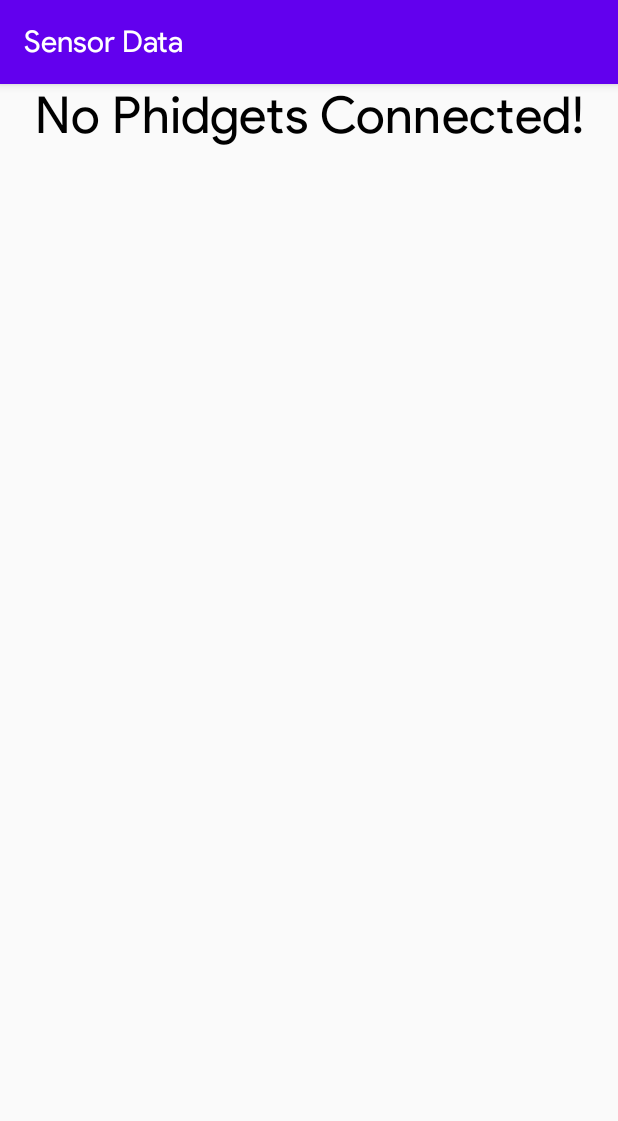
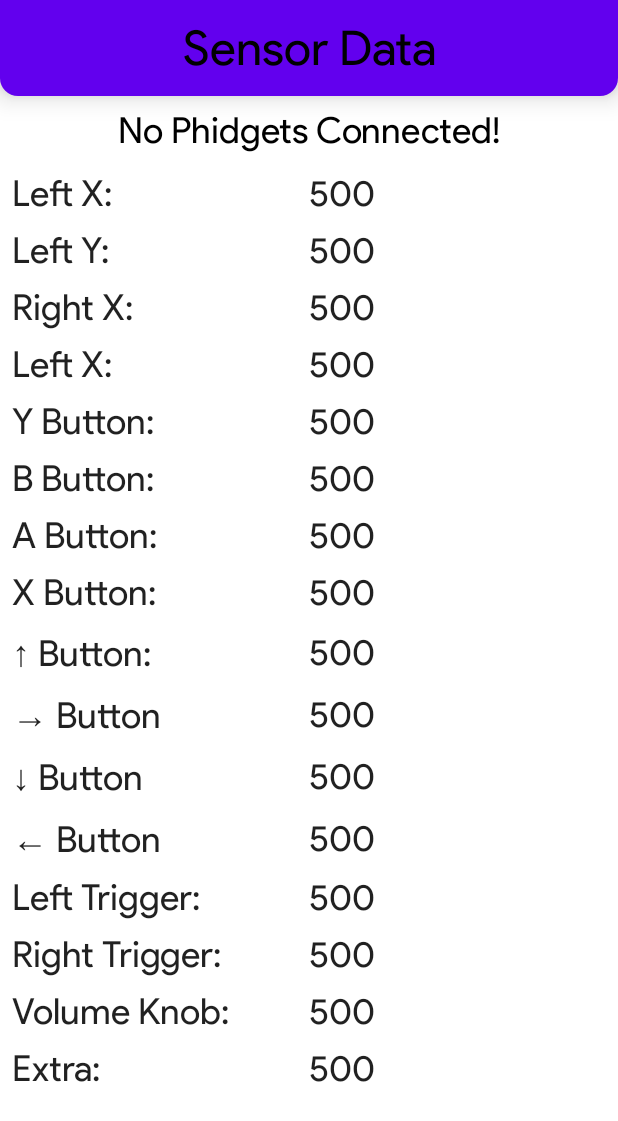
Before and after one commit to basshelal/PhidgetsController, an Android app: the screen it shows after launch (MainActivity), after a tap on "Sensor Data", on a phone screen of 412 x 824 dp. Shown: the top 1121 px of the screen. Run offline under Robolectric (Android 15) with nearby library versions, the phone set to English and light mode, and no system bars; our stand-ins replace RxJava; libraries missing offline, so code that uses them is left out: org.jetbrains.anko; 13 statements that could not run were skipped.

Commit message:
Sexy UI because this app says I'm sexy and I know it :P

```diff
--- /dev/null
+++ b/app/src/main/java/uk/whitecrescent/phidgetscontroller/AppBar.kt
@@ -0,0 +1,72 @@
+@file:Suppress("NOTHING_TO_INLINE", "OVERRIDE_BY_INLINE")
+
+package uk.whitecrescent.waqti.frontend.customview
+
+import android.content.Context
+import android.graphics.Color
+import android.os.Build
+import android.util.AttributeSet
+import android.view.View
+import android.widget.FrameLayout
+import android.widget.TextView
+import com.google.android.material.shape.CornerFamily
+import com.google.android.material.shape.MaterialShapeDrawable
+import com.google.android.material.shape.ShapeAppearanceModel
+import kotlinx.android.synthetic.main.view_appbar.view.*
+import org.jetbrains.anko.textColor
+import uk.whitecrescent.phidgetscontroller.R
+import uk.whitecrescent.phidgetscontroller.convertDpToPx
+
+class AppBar
+@JvmOverloads constructor(
+        context: Context,
+        attributeSet: AttributeSet? = null,
+        defStyle: Int = 0
+) : FrameLayout(context, attributeSet, defStyle) {
+
+    companion object {
+        const val DEFAULT_ELEVATION = 16F
+        const val CORNER_RADIUS = 12
+    }
+
+    private val materialShapeDrawable = MaterialShapeDrawable(context, attributeSet, defStyle, 0)
+
+    inline val textView: TextView get() = appBar_textView
+
+    init {
+        View.inflate(context, R.layout.view_appbar, this)
+
+        elevation = DEFAULT_ELEVATION
+
+
+        if (Build.VERSION.SDK_INT >= Build.VERSION_CODES.M) {
+            setBackgroundColor(context.resources.getColor(R.color.colorPrimary, null))
+        } else {
+            @Suppress("DEPRECATION")
+            setBackgroundColor(context.resources.getColor(R.color.colorPrimary))
+        }
+
+        textView.textColor = Color.WHITE
+
+        roundedCorners()
+    }
+
+
+    private inline fun roundedCorners() {
+        materialShapeDrawable.apply {
+            shapeAppearanceModel = ShapeAppearanceModel.Builder()
+                    .setBottomLeftCorner(CornerFamily.ROUNDED, context.convertDpToPx(CORNER_RADIUS))
+                    .setBottomRightCorner(CornerFamily.ROUNDED, context.convertDpToPx(CORNER_RADIUS))
+                    .build()
+        }
+    }
+
+    override fun setBackgroundColor(color: Int) {
+        super.setBackgroundColor(Color.TRANSPARENT)
+        background = materialShapeDrawable.apply {
+            setTint(color)
+            elevation = DEFAULT_ELEVATION
+        }
+    }
+
+}
--- a/app/src/main/java/uk/whitecrescent/phidgetscontroller/Extensions.kt
+++ b/app/src/main/java/uk/whitecrescent/phidgetscontroller/Extensions.kt
@@ -2,6 +2,8 @@
 
 package uk.whitecrescent.phidgetscontroller
 
+import android.content.Context
+import android.util.DisplayMetrics
 import android.util.Log
 import io.reactivex.Observable
 import io.reactivex.Observer
@@ -175,3 +177,21 @@ inline fun <reified T> T.doInBackground(crossinline onNext: T.() -> Unit,
 
 
 //endregion RxJava Extensions
+
+/**
+ * This method converts dp unit to equivalent pixels, depending on device density.
+ *
+ * @param dp A value in dp (density independent pixels) unit. Which we need to convert into pixels
+ * @return A float value to represent px equivalent to dp depending on device density
+ */
+inline infix fun Context.convertDpToPx(dp: Number): Float =
+        (dp.F * (this.resources.displayMetrics.densityDpi.F / DisplayMetrics.DENSITY_DEFAULT))
+
+/**
+ * This method converts device specific pixels to density independent pixels.
+ *
+ * @param px A value in px (pixels) unit. Which we need to convert into db
+ * @return A float value to represent dp equivalent to px value
+ */
+inline infix fun Context.convertPxToDp(px: Number): Float =
+        (px.F / (this.resources.displayMetrics.densityDpi.F / DisplayMetrics.DENSITY_DEFAULT))
--- a/app/src/main/java/uk/whitecrescent/phidgetscontroller/MainActivity.kt
+++ b/app/src/main/java/uk/whitecrescent/phidgetscontroller/MainActivity.kt
@@ -65,11 +65,11 @@ class MainActivity : AppCompatActivity() {
                 .commit()
     }
 
-    inline var actionBarText: String
+    inline var appBarText: String
         set(value) {
-            supportActionBar?.title = value
+            appBar.textView.text = value
         }
-        get() = supportActionBar?.title.toString()
+        get() = appBar.textView.text.toString()
 
     inline val allUsbDevices: List<UsbDevice>
         get() = (getSystemService(Context.USB_SERVICE) as? UsbManager)
--- /dev/null
+++ b/app/src/main/java/uk/whitecrescent/phidgetscontroller/SensorInfoView.kt
@@ -0,0 +1,37 @@
+package uk.whitecrescent.phidgetscontroller
+
+import android.content.Context
+import android.util.AttributeSet
+import android.view.View
+import android.widget.FrameLayout
+import kotlinx.android.synthetic.main.view_sensor_info.view.*
+
+class SensorInfoView
+@JvmOverloads constructor(
+        context: Context, attrs: AttributeSet? = null, defStyleAttr: Int = 0
+) : FrameLayout(context, attrs, defStyleAttr) {
+
+    inline var labelText: String
+        set(value) {
+            sensorLabel_textView.text = value
+        }
+        get() = sensorLabel_textView.text.toString()
+
+    inline var valueText: String
+        set(value) {
+            sensorValue_textView.text = value
+        }
+        get() = sensorValue_textView.text.toString()
+
+    init {
+        View.inflate(context, R.layout.view_sensor_info, this)
+
+        context.obtainStyledAttributes(attrs, R.styleable.SensorInfoView).apply {
+            labelText = getString(R.styleable.SensorInfoView_labelText) ?: ""
+            valueText = getString(R.styleable.SensorInfoView_valueText) ?: ""
+        }.recycle()
+
+        valueText = "500"
+
+    }
+}
--- a/app/src/main/java/uk/whitecrescent/phidgetscontroller/fragments/ControllerViewFragment.kt
+++ b/app/src/main/java/uk/whitecrescent/phidgetscontroller/fragments/ControllerViewFragment.kt
@@ -16,7 +16,7 @@ class ControllerViewFragment : BaseFragment() {
     override fun onActivityCreated(savedInstanceState: Bundle?) {
         super.onActivityCreated(savedInstanceState)
 
-        mainActivity.actionBarText = "Controller View"
+        mainActivity.appBarText = "Controller View"
     }
 
 }
--- a/app/src/main/java/uk/whitecrescent/phidgetscontroller/fragments/MainFragment.kt
+++ b/app/src/main/java/uk/whitecrescent/phidgetscontroller/fragments/MainFragment.kt
@@ -21,7 +21,7 @@ class MainFragment : BaseFragment() {
 
         val allUsbDevicesString = mainActivity.allUsbDevices.joinToString(separator = ", \n") { it.toString() }
 
-        mainActivity.actionBarText = "Phidgets Controller"
+        mainActivity.appBarText = "Phidgets Controller"
 
         controllerView_button.setOnClickListener {
             mainActivity.showFragment(ControllerViewFragment())
--- a/app/src/main/java/uk/whitecrescent/phidgetscontroller/fragments/SensorDataFragment.kt
+++ b/app/src/main/java/uk/whitecrescent/phidgetscontroller/fragments/SensorDataFragment.kt
@@ -27,7 +27,7 @@ class SensorDataFragment : BaseFragment() {
 
         Manager.Initialize(context)
 
-        mainActivity.actionBarText = "Sensor Data"
+        mainActivity.appBarText = "Sensor Data"
 
         title_textView.text = if (mainActivity.isAllPhidgetsConnected) "Phidgets Ready!"
         else "No Phidgets Connected!"
@@ -45,24 +45,12 @@ class SensorDataFragment : BaseFragment() {
     private inline fun initializePhidgets() {
         Controller.initialize()
 
-        Controller.doOnReady = {
-            post {
-                //  title_textView.text = "Phidgets Ready!"
-            }
-        }
+        Controller.doOnReady = { post { } }
 
-        Controller.Sensors.LEFT_JOYSTICK_X.onChange = {
-            post { leftX_textView.text = "left x: $it" }
-        }
-        Controller.Sensors.LEFT_JOYSTICK_Y.onChange = {
-            post { leftY_textView.text = "left y: $it" }
-        }
-        Controller.Sensors.RIGHT_JOYSTICK_X.onChange = {
-            post { rightX_textView.text = "right x: $it" }
-        }
-        Controller.Sensors.RIGHT_JOYSTICK_Y.onChange = {
-            post { rightY_textView.text = "right y: $it" }
-        }
+        Controller.Sensors.LEFT_JOYSTICK_X.onChange = { post { leftX_sensorInfoView.valueText = "$it" } }
+        Controller.Sensors.LEFT_JOYSTICK_Y.onChange = { post { leftY_sensorInfoView.valueText = "$it" } }
+        Controller.Sensors.RIGHT_JOYSTICK_X.onChange = { post { rightX_sensorInfoView.valueText = "$it" } }
+        Controller.Sensors.RIGHT_JOYSTICK_Y.onChange = { post { rightY_sensorInfoView.valueText = "$it" } }
     }
 
     inline fun post(crossinline block: () -> Unit) = mainActivity.post(block)
--- a/app/src/main/res/layout/activity_main.xml
+++ b/app/src/main/res/layout/activity_main.xml
@@ -1,7 +1,22 @@
 <?xml version="1.0" encoding="utf-8"?>
-<FrameLayout xmlns:android="http://schemas.android.com/apk/res/android"
-    android:id="@+id/fragmentContainer_frameLayout"
+<androidx.constraintlayout.widget.ConstraintLayout xmlns:android="http://schemas.android.com/apk/res/android"
+    xmlns:app="http://schemas.android.com/apk/res-auto"
     android:layout_width="match_parent"
     android:layout_height="match_parent">
 
-</FrameLayout>
+    <FrameLayout
+        android:id="@+id/fragmentContainer_frameLayout"
+        android:layout_width="match_parent"
+        android:layout_height="0dp"
+        app:layout_constraintBottom_toBottomOf="parent"
+        app:layout_constraintTop_toBottomOf="@id/appBar" />
+
+    <uk.whitecrescent.waqti.frontend.customview.AppBar
+        android:id="@+id/appBar"
+        android:layout_width="match_parent"
+        android:layout_height="wrap_content"
+        app:layout_constraintEnd_toEndOf="parent"
+        app:layout_constraintStart_toStartOf="parent"
+        app:layout_constraintTop_toTopOf="parent" />
+
+</androidx.constraintlayout.widget.ConstraintLayout>
--- a/app/src/main/res/layout/fragment_sensor_data.xml
+++ b/app/src/main/res/layout/fragment_sensor_data.xml
@@ -9,121 +9,143 @@
         android:id="@+id/title_textView"
         android:layout_width="match_parent"
         android:layout_height="wrap_content"
+        android:layout_marginTop="8dp"
         android:textAlignment="center"
-        android:textAppearance="@style/TextAppearance.MaterialComponents.Headline4"
+        android:textSize="24sp"
         android:textColor="@android:color/black"
+        app:layout_constraintEnd_toEndOf="parent"
+        app:layout_constraintStart_toStartOf="parent"
         app:layout_constraintTop_toTopOf="parent"
         tools:text="Phidgets Ready" />
 
-    <LinearLayout
-        android:id="@+id/sensorInfo_linearLayout"
+    <androidx.core.widget.NestedScrollView
         android:layout_width="match_parent"
         android:layout_height="0dp"
-        android:orientation="vertical"
+        android:layout_marginTop="8dp"
         app:layout_constraintBottom_toBottomOf="parent"
         app:layout_constraintEnd_toEndOf="parent"
         app:layout_constraintStart_toStartOf="parent"
         app:layout_constraintTop_toBottomOf="@id/title_textView">
 
-        <TextView
-            android:id="@+id/leftX_textView"
-            android:layout_width="wrap_content"
+        <LinearLayout
+            android:id="@+id/sensorInfo_linearLayout"
+            android:layout_width="match_parent"
+            android:layout_height="match_parent"
+            android:orientation="vertical">
+
+            <uk.whitecrescent.phidgetscontroller.SensorInfoView
+                android:id="@+id/leftX_sensorInfoView"
+                android:layout_width="match_parent"
                 android:layout_height="wrap_content"
-            android:textAppearance="@style/TextAppearance.AppCompat.Headline"
-            tools:text="left x: 500" />
+                app:labelText="Left X:"
+                tools:valueText="500" />
 
-        <TextView
-            android:id="@+id/leftY_textView"
-            android:layout_width="wrap_content"
+            <uk.whitecrescent.phidgetscontroller.SensorInfoView
+                android:id="@+id/leftY_sensorInfoView"
+                android:layout_width="match_parent"
                 android:layout_height="wrap_content"
-            android:textAppearance="@style/TextAppearance.AppCompat.Headline"
-            tools:text="left y: 500" />
+                app:labelText="Left Y:"
+                tools:valueText="500" />
 
-        <TextView
-            android:id="@+id/rightX_textView"
-            android:layout_width="wrap_content"
+            <uk.whitecrescent.phidgetscontroller.SensorInfoView
+                android:id="@+id/rightX_sensorInfoView"
+                android:layout_width="match_parent"
                 android:layout_height="wrap_content"
-            android:textAppearance="@style/TextAppearance.AppCompat.Headline"
-            tools:text="right x: 500" />
+                app:labelText="Right X:"
+                tools:valueText="500" />
 
-        <TextView
-            android:id="@+id/rightY_textView"
-            android:layout_width="wrap_content"
+            <uk.whitecrescent.phidgetscontroller.SensorInfoView
+                android:id="@+id/rightY_sensorInfoView"
+                android:layout_width="match_parent"
                 android:layout_height="wrap_content"
-            android:textAppearance="@style/TextAppearance.AppCompat.Headline"
-            tools:text="right y: 500" />
+                app:labelText="Left X:"
+                tools:valueText="500" />
 
-        <TextView
-            android:layout_width="wrap_content"
+            <uk.whitecrescent.phidgetscontroller.SensorInfoView
+                android:id="@+id/yButton_sensorInfoView"
+                android:layout_width="match_parent"
                 android:layout_height="wrap_content"
-            android:textAppearance="@style/TextAppearance.AppCompat.Headline"
-            tools:text="Y Button" />
+                app:labelText="Y Button:"
+                tools:valueText="500" />
 
-        <TextView
-            android:layout_width="wrap_content"
+            <uk.whitecrescent.phidgetscontroller.SensorInfoView
+                android:id="@+id/bButton_sensorInfoView"
+                android:layout_width="match_parent"
                 android:layout_height="wrap_content"
-            android:textAppearance="@style/TextAppearance.AppCompat.Headline"
-            tools:text="B Button" />
+                app:labelText="B Button:"
+                tools:valueText="500" />
 
-        <TextView
-            android:layout_width="wrap_content"
+            <uk.whitecrescent.phidgetscontroller.SensorInfoView
+                android:id="@+id/aButton_sensorInfoView"
+                android:layout_width="match_parent"
                 android:layout_height="wrap_content"
-            android:textAppearance="@style/TextAppearance.AppCompat.Headline"
-            tools:text="A Button" />
+                app:labelText="A Button:"
+                tools:valueText="500" />
 
-        <TextView
-            android:layout_width="wrap_content"
+            <uk.whitecrescent.phidgetscontroller.SensorInfoView
+                android:id="@+id/xButton_sensorInfoView"
+                android:layout_width="match_parent"
                 android:layout_height="wrap_content"
-            android:textAppearance="@style/TextAppearance.AppCompat.Headline"
-            tools:text="X Button" />
+                app:labelText="X Button:"
+                tools:valueText="500" />
 
-        <TextView
-            android:layout_width="wrap_content"
+            <uk.whitecrescent.phidgetscontroller.SensorInfoView
+                android:id="@+id/upButton_sensorInfoView"
+                android:layout_width="match_parent"
                 android:layout_height="wrap_content"
-            android:textAppearance="@style/TextAppearance.AppCompat.Headline"
-            tools:text="↑ Button" />
+                app:labelText="↑ Button:"
+                tools:valueText="500" />
 
-        <TextView
-            android:layout_width="wrap_content"
+            <uk.whitecrescent.phidgetscontroller.SensorInfoView
+                android:id="@+id/rightButton_sensorInfoView"
+                android:layout_width="match_parent"
                 android:layout_height="wrap_content"
-            android:textAppearance="@style/TextAppearance.AppCompat.Headline"
-            tools:text="→ Button" />
+                app:labelText="→ Button"
+                tools:valueText="500" />
 
-        <TextView
-            android:layout_width="wrap_content"
+            <uk.whitecrescent.phidgetscontroller.SensorInfoView
+                android:id="@+id/downButton_sensorInfoView"
+                android:layout_width="match_parent"
                 android:layout_height="wrap_content"
-            android:textAppearance="@style/TextAppearance.AppCompat.Headline"
-            tools:text="↓ Button" />
+                app:labelText="↓ Button"
+                tools:valueText="500" />
 
-        <TextView
-            android:layout_width="wrap_content"
+            <uk.whitecrescent.phidgetscontroller.SensorInfoView
+                android:id="@+id/leftButton_sensorInfoView"
+                android:layout_width="match_parent"
                 android:layout_height="wrap_content"
-            android:textAppearance="@style/TextAppearance.AppCompat.Headline"
-            tools:text="← Button" />
+                app:labelText="← Button"
+                tools:valueText="500" />
 
-        <TextView
-            android:layout_width="wrap_content"
+            <uk.whitecrescent.phidgetscontroller.SensorInfoView
+                android:id="@+id/leftTrigger_sensorInfoView"
+                android:layout_width="match_parent"
                 android:layout_height="wrap_content"
-            android:textAppearance="@style/TextAppearance.AppCompat.Headline"
-            tools:text="Left Trigger" />
+                app:labelText="Left Trigger:"
+                tools:valueText="500" />
 
-        <TextView
-            android:layout_width="wrap_content"
+            <uk.whitecrescent.phidgetscontroller.SensorInfoView
+                android:id="@+id/rightTrigger_sensorInfoView"
+                android:layout_width="match_parent"
                 android:layout_height="wrap_content"
-            android:textAppearance="@style/TextAppearance.AppCompat.Headline"
-            tools:text="Right Trigger" />
+                app:labelText="Right Trigger:"
+                tools:valueText="500" />
 
-        <TextView
-            android:layout_width="wrap_content"
+            <uk.whitecrescent.phidgetscontroller.SensorInfoView
+                android:id="@+id/volumeKnob_sensorInfoView"
+                android:layout_width="match_parent"
                 android:layout_height="wrap_content"
-            android:textAppearance="@style/TextAppearance.AppCompat.Headline"
-            tools:text="Volume Knob" />
+                app:labelText="Volume Knob:"
+                tools:valueText="500" />
 
-        <TextView
-            android:layout_width="wrap_content"
+            <uk.whitecrescent.phidgetscontroller.SensorInfoView
+                android:id="@+id/extra_sensorInfoView"
+                android:layout_width="match_parent"
                 android:layout_height="wrap_content"
-            android:textAppearance="@style/TextAppearance.AppCompat.Headline"
-            tools:text="Extra" />
+                app:labelText="Extra:"
+                tools:valueText="500" />
         </LinearLayout>
 
+    </androidx.core.widget.NestedScrollView>
+
 </androidx.constraintlayout.widget.ConstraintLayout>
--- /dev/null
+++ b/app/src/main/res/layout/view_appbar.xml
@@ -0,0 +1,27 @@
+<?xml version="1.0" encoding="utf-8"?>
+
+<androidx.constraintlayout.widget.ConstraintLayout xmlns:android="http://schemas.android.com/apk/res/android"
+    xmlns:app="http://schemas.android.com/apk/res-auto"
+    xmlns:tools="http://schemas.android.com/tools"
+    android:layout_width="match_parent"
+    android:layout_height="64dp">
+
+    <TextView
+        android:id="@+id/appBar_textView"
+        android:layout_width="match_parent"
+        android:layout_height="wrap_content"
+        android:layout_marginStart="8dp"
+        android:layout_marginTop="12dp"
+        android:layout_marginEnd="8dp"
+        android:layout_marginBottom="12dp"
+        android:maxLines="5"
+        android:textAlignment="center"
+        android:textColor="@android:color/black"
+        android:textSize="32sp"
+        app:layout_constraintBottom_toBottomOf="parent"
+        app:layout_constraintEnd_toEndOf="parent"
+        app:layout_constraintStart_toStartOf="parent"
+        app:layout_constraintTop_toTopOf="parent"
+        tools:text="Phidgets Controller" />
+
+</androidx.constraintlayout.widget.ConstraintLayout>
--- /dev/null
+++ b/app/src/main/res/layout/view_sensor_info.xml
@@ -0,0 +1,34 @@
+<?xml version="1.0" encoding="utf-8"?>
+<androidx.constraintlayout.widget.ConstraintLayout xmlns:android="http://schemas.android.com/apk/res/android"
+    xmlns:app="http://schemas.android.com/apk/res-auto"
+    xmlns:tools="http://schemas.android.com/tools"
+    android:layout_width="match_parent"
+    android:layout_height="match_parent"
+    android:layout_marginStart="8dp"
+    android:layout_marginTop="4dp"
+    android:layout_marginEnd="8dp"
+    android:layout_marginBottom="4dp">
+
+    <TextView
+        android:id="@+id/sensorLabel_textView"
+        android:layout_width="0dp"
+        android:layout_height="match_parent"
+        android:textAppearance="@style/TextAppearance.AppCompat.Headline"
+        app:layout_constraintBottom_toBottomOf="parent"
+        app:layout_constraintEnd_toStartOf="@id/sensorValue_textView"
+        app:layout_constraintStart_toStartOf="parent"
+        app:layout_constraintTop_toTopOf="parent"
+        tools:text="Sensor Data:" />
+
+    <TextView
+        android:id="@+id/sensorValue_textView"
+        android:layout_width="0dp"
+        android:layout_height="match_parent"
+        android:textAppearance="@style/TextAppearance.AppCompat.Headline"
+        app:layout_constraintBottom_toBottomOf="@id/sensorLabel_textView"
+        app:layout_constraintEnd_toEndOf="parent"
+        app:layout_constraintStart_toEndOf="@id/sensorLabel_textView"
+        app:layout_constraintTop_toTopOf="@id/sensorLabel_textView"
+        tools:text="500" />
+
+</androidx.constraintlayout.widget.ConstraintLayout>
--- /dev/null
+++ b/app/src/main/res/values/attrs.xml
@@ -0,0 +1,7 @@
+<?xml version="1.0" encoding="utf-8"?>
+<resources>
+    <declare-styleable name="SensorInfoView">
+        <attr name="labelText" format="string" />
+        <attr name="valueText" format="string" />
+    </declare-styleable>
+</resources>
--- a/app/src/main/res/values/styles.xml
+++ b/app/src/main/res/values/styles.xml
@@ -1,13 +1,12 @@
 <resources>
 
     <!-- Base application theme. -->
-    <style name="AppTheme" parent="Theme.AppCompat.Light.DarkActionBar">
+    <style name="AppTheme" parent="Theme.MaterialComponents.DayNight.NoActionBar">
         <!-- Customize your theme here. -->
         <item name="colorPrimary">@color/colorPrimary</item>
         <item name="colorPrimaryDark">@color/colorPrimaryDark</item>
         <item name="colorAccent">@color/colorAccent</item>
         <item name="fontFamily">@font/product</item>
-        <item name="textAppearanceButton">@style/Widget.MaterialComponents.Button</item>
     </style>
 
 </resources>
```
Lines whose indentation alone changed are shown as unchanged.
